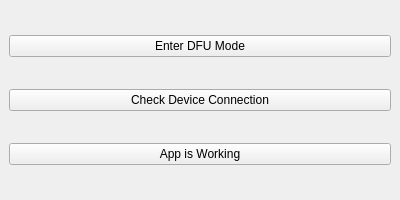
The window that mainwindow.ui (AlejandroGispert/dfu-mac-invoker) describes before a commit, drawn with Qt 5.
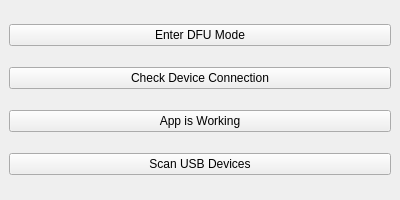
The same window after the commit.

Commit message: [feat]: improved usb scan

What changed in the file:
```diff
--- a/mainwindow.ui
+++ b/mainwindow.ui
@@ -36,6 +36,15 @@
       </property>
      </widget>
     </item>
+
+<item>
+    <widget class="QPushButton" name="scanButton">
+  <property name="text">
+   <string>Scan USB Devices</string>
+  </property>
+</widget>
+    </item>
+
    </layout>
   </widget>
  </widget>
```
The commit also changes 7 other files.
